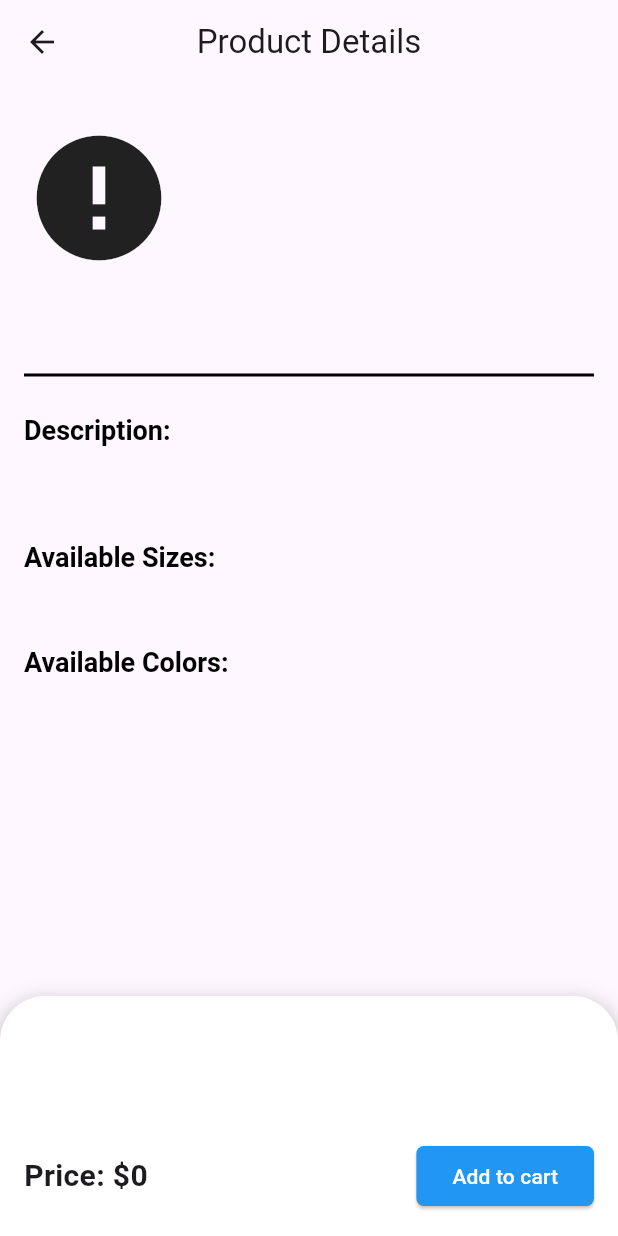
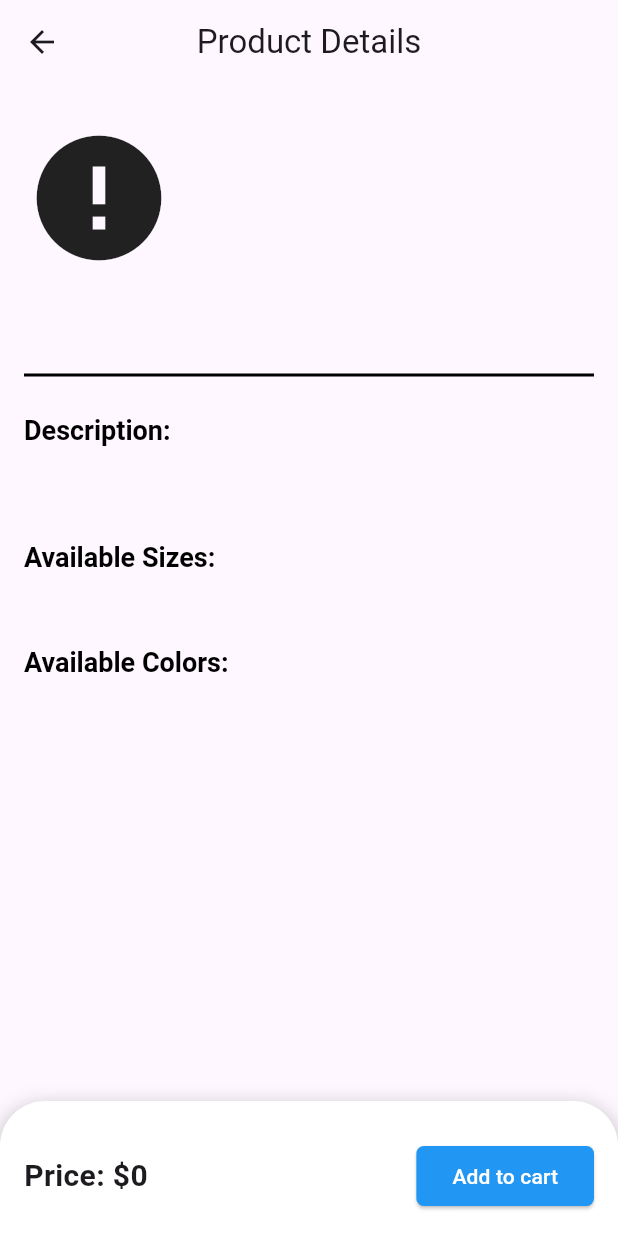
Before and after one commit to hadishamoun1/vesti-app, a Flutter app: the ProductDetailsPage screen opened directly with empty values, on a phone screen of 412 x 824 dp. Run offline on Flutter 3.47's test engine with Material 3 defaults, Android fonts, the phone set to English and light mode, and no system bars; our stand-ins replace geolocator, image_picker, permission_handler; network calls fail.

Commit message:
Fixed container height in products details store page

```diff
--- a/lib/screens/ProductDetailsStore.dart
+++ b/lib/screens/ProductDetailsStore.dart
@@ -209,7 +209,7 @@ class _ProductDetailsPageState extends State<ProductDetailsPage> {
             ),
           ),
           Container(
-            height: 160,
+            height: 90,
             padding: EdgeInsets.all(16),
             decoration: BoxDecoration(
               color: Colors.white,
```
